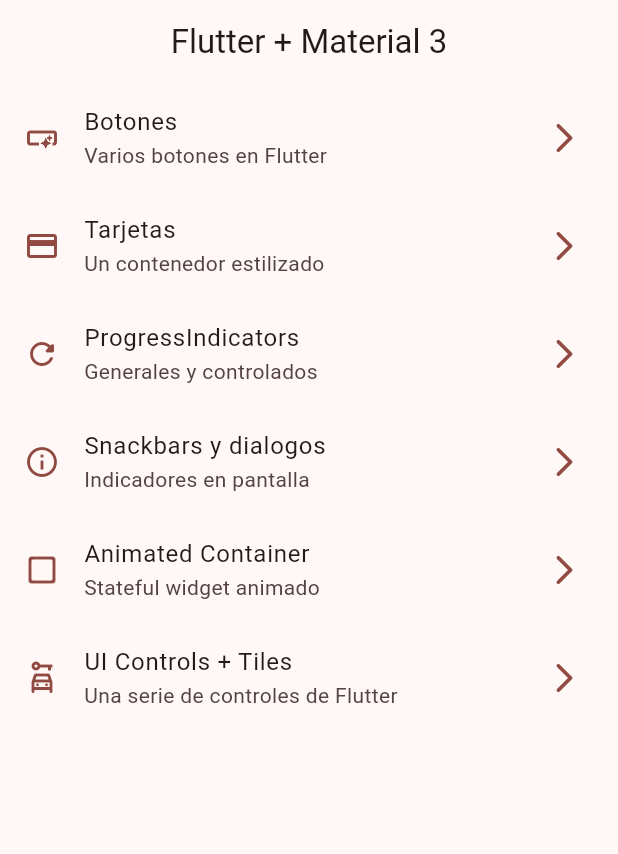
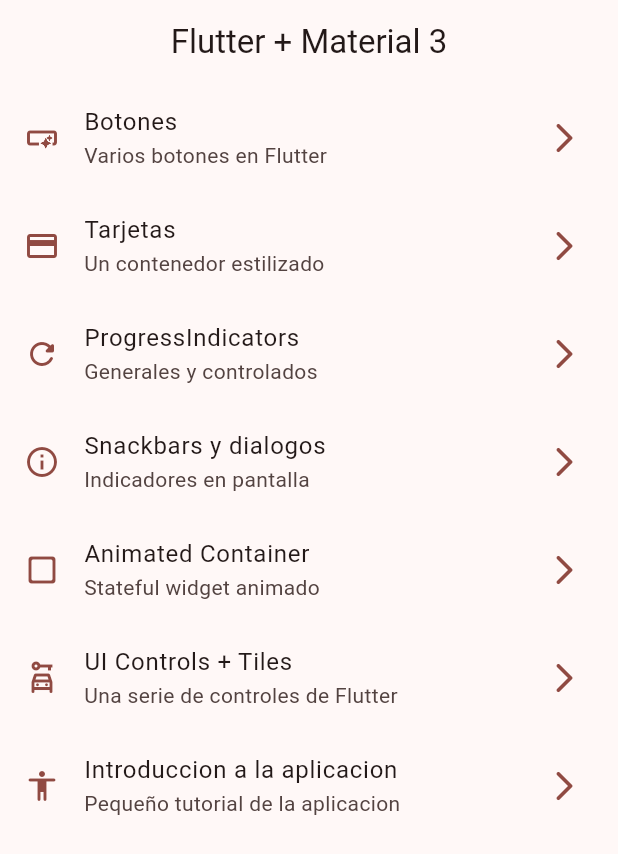
Before and after one commit to psuar92/widgets_app, a Flutter app: the screen it shows after launch, on a phone screen of 412 x 824 dp. Shown: the top 854 px of the screen. Run offline on Flutter 3.47's test engine with Material 3 defaults, Android fonts, the phone set to English and light mode, and no system bars; our stand-ins replace go_router.

```diff
--- a/lib/config/menu/menu_items.dart
+++ b/lib/config/menu/menu_items.dart
@@ -51,4 +51,10 @@ const appMenuItems = <MenuItem>[
     link: '/ui_controls',
     icon: Icons.car_rental_outlined,
   ),
+  MenuItem(
+    title: 'Introduccion a la aplicacion',
+    subTitle: 'Pequeño tutorial de la aplicacion',
+    link: '/app_tutorial',
+    icon: Icons.accessibility_rounded,
+  ),
 ];
--- a/lib/config/router/app_router.dart
+++ b/lib/config/router/app_router.dart
@@ -39,5 +39,10 @@ final appRouter = GoRouter(
       name: UiControlsScreen.name,
       builder: (context, state) => const UiControlsScreen(),
     ),
+    GoRoute(
+      path: '/app_tutorial',
+      name: AppTutorialScreen.name,
+      builder: (context, state) => const AppTutorialScreen(),
+    ),
   ],
 );
```
Also changed, not shown: pubspec.yaml (+5 -2 lines), assets/images/1.png (added), assets/images/2.png (added), assets/images/3.png (added), assets/images/jar-loading.gif (added).
